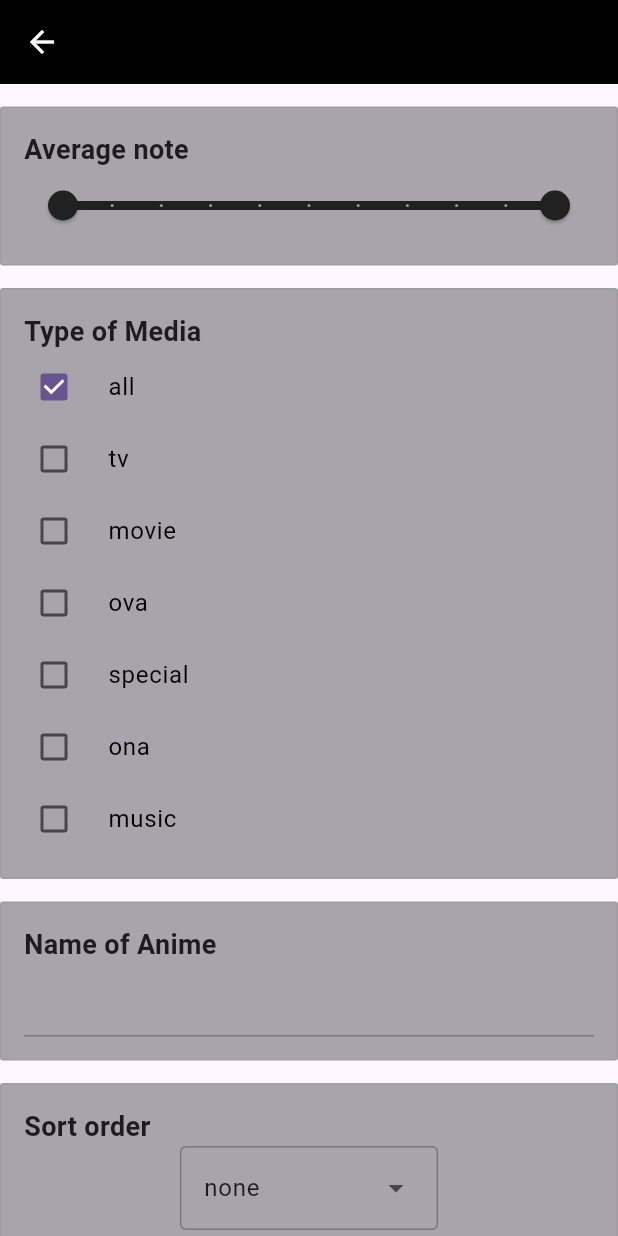
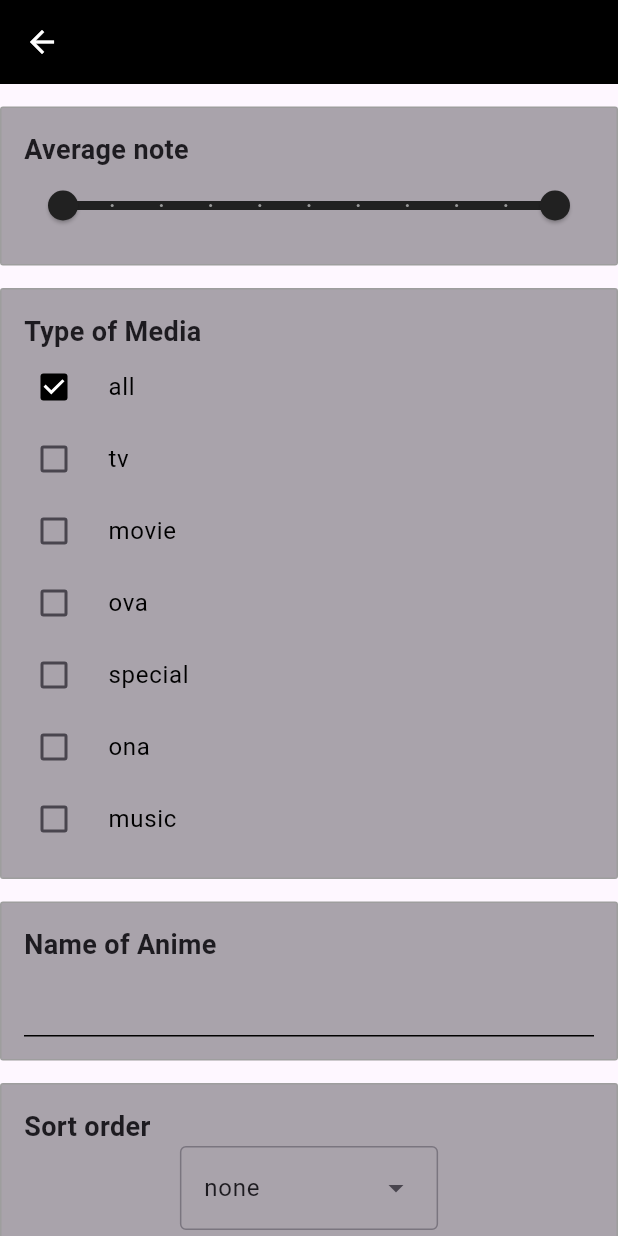
Before and after one commit to GeoffreyHPro/animeList, a Flutter app: the FilterView screen opened directly, on a phone screen of 412 x 824 dp. Run offline on Flutter 3.47's test engine with Material 3 defaults, Android fonts, the phone set to English and light mode, and no system bars; our stand-ins replace bloc, dio, flutter_bloc, sqflite; accounts and stored records are empty.

Commit message:
feat: change color underline name anime and checkbox

```diff
--- a/lib/views/filter_view.dart
+++ b/lib/views/filter_view.dart
@@ -89,6 +89,12 @@ class _FilterView extends State<FilterView> {
           FilterItem(
               title: "Name of Anime",
               content: TextField(
+                cursorColor: Colors.black,
+                decoration: const InputDecoration(
+                    enabledBorder: UnderlineInputBorder(
+                        borderSide: BorderSide(color: Colors.black)),
+                    focusedBorder: UnderlineInputBorder(
+                        borderSide: BorderSide(color: Colors.black))),
                 onChanged: (value) {
                   name = value.toString();
                 },
--- a/lib/widget/filter/checkbox.dart
+++ b/lib/widget/filter/checkbox.dart
@@ -13,6 +13,7 @@ class CheckBoxWidget extends StatelessWidget {
       children: List.generate(
         valuesList.length,
         (index) => CheckboxListTile(
+          activeColor: Colors.black,
           controlAffinity: ListTileControlAffinity.leading,
           contentPadding: EdgeInsets.zero,
           dense: true,
```
